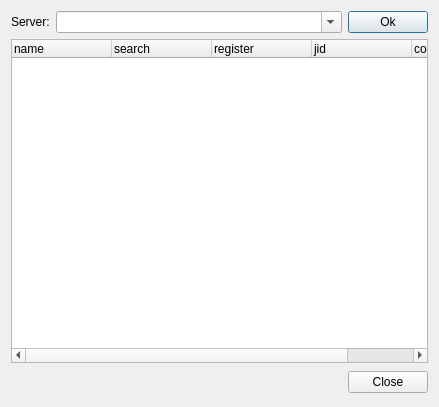
Old version of the form widgets/servicediscovery.ui in the repository xmpp-graveyard/jabbim.
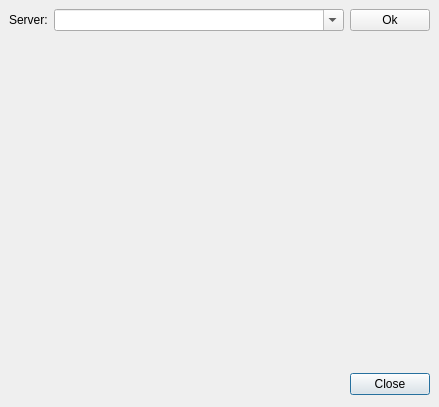
New version of the form.

Commit message: DND from service discovery

Diff of the .ui file:
```diff
--- a/widgets/servicediscovery.ui
+++ b/widgets/servicediscovery.ui
@@ -13,8 +13,43 @@
    <string>Service Discovery</string>
   </property>
   <layout class="QGridLayout" >
+   <property name="margin" >
+    <number>9</number>
+   </property>
+   <property name="spacing" >
+    <number>6</number>
+   </property>
+   <item row="1" column="0" colspan="2" >
+    <widget class="QWidget" native="1" name="treeWidget" />
+   </item>
+   <item row="2" column="1" >
+    <widget class="QPushButton" name="close" >
+     <property name="text" >
+      <string>Close</string>
+     </property>
+    </widget>
+   </item>
+   <item row="2" column="0" >
+    <spacer>
+     <property name="orientation" >
+      <enum>Qt::Horizontal</enum>
+     </property>
+     <property name="sizeHint" >
+      <size>
+       <width>621</width>
+       <height>27</height>
+      </size>
+     </property>
+    </spacer>
+   </item>
    <item row="0" column="0" colspan="2" >
     <layout class="QHBoxLayout" >
+     <property name="margin" >
+      <number>0</number>
+     </property>
+     <property name="spacing" >
+      <number>6</number>
+     </property>
      <item>
       <widget class="QLabel" name="label" >
        <property name="text" >
@@ -25,7 +60,9 @@
      <item>
       <widget class="QComboBox" name="server" >
        <property name="sizePolicy" >
-        <sizepolicy vsizetype="Fixed" hsizetype="Expanding" >
+        <sizepolicy>
+         <hsizetype>7</hsizetype>
+         <vsizetype>0</vsizetype>
          <horstretch>0</horstretch>
          <verstretch>0</verstretch>
         </sizepolicy>
@@ -44,61 +81,6 @@
      </item>
     </layout>
    </item>
-   <item row="1" column="0" colspan="2" >
-    <widget class="QTreeWidget" name="tree" >
-     <property name="iconSize" >
-      <size>
-       <width>48</width>
-       <height>48</height>
-      </size>
-     </property>
-     <column>
-      <property name="text" >
-       <string>name</string>
-      </property>
-     </column>
-     <column>
-      <property name="text" >
-       <string>search</string>
-      </property>
-     </column>
-     <column>
-      <property name="text" >
-       <string>register</string>
-      </property>
-     </column>
-     <column>
-      <property name="text" >
-       <string>jid</string>
-      </property>
-     </column>
-     <column>
-      <property name="text" >
-       <string>commands</string>
-      </property>
-     </column>
-    </widget>
-   </item>
-   <item row="2" column="0" >
-    <spacer>
-     <property name="orientation" >
-      <enum>Qt::Horizontal</enum>
-     </property>
-     <property name="sizeHint" >
-      <size>
-       <width>621</width>
-       <height>27</height>
-      </size>
-     </property>
-    </spacer>
-   </item>
-   <item row="2" column="1" >
-    <widget class="QPushButton" name="close" >
-     <property name="text" >
-      <string>Close</string>
-     </property>
-    </widget>
-   </item>
   </layout>
  </widget>
  <resources/>
```
The commit also changes 2 other files.
